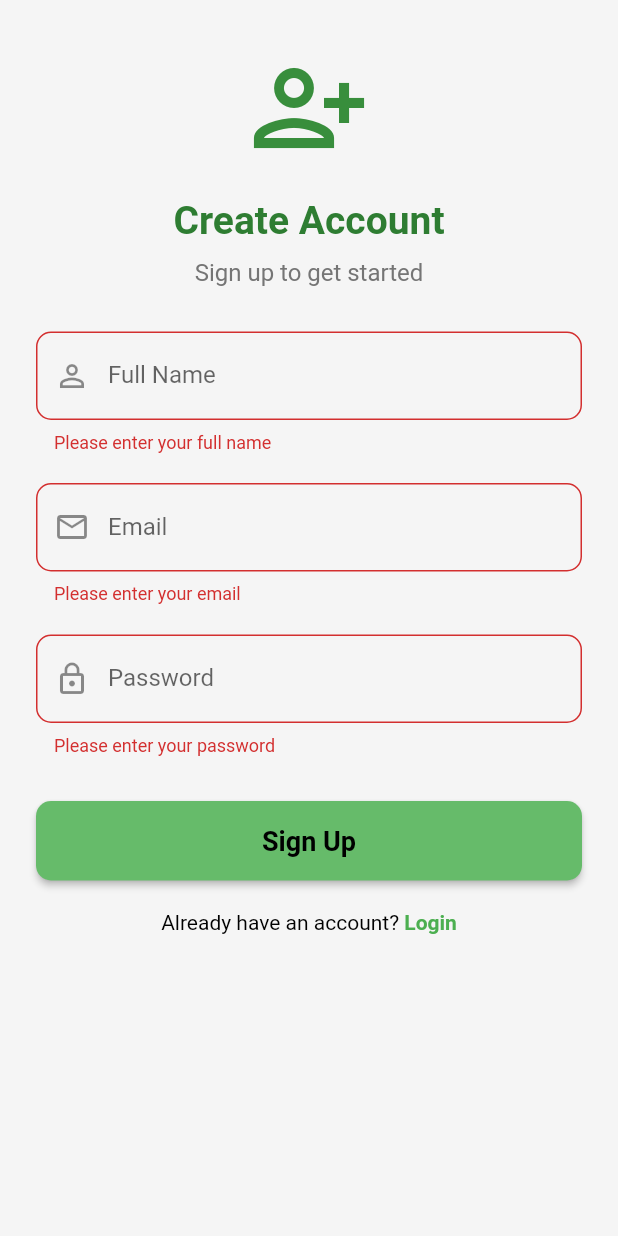
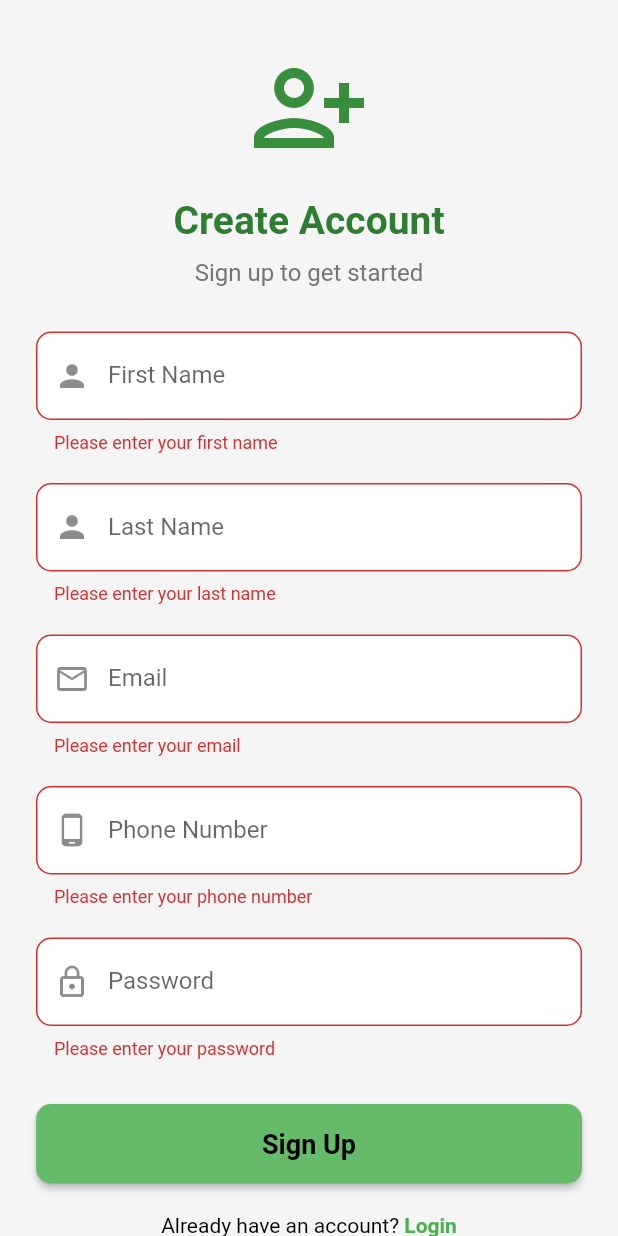
Before and after one commit to Aku-12/Thrill-Quest-Project, a Flutter app: the SignupView screen opened by its route, after a tap on "Sign Up", on a phone screen of 412 x 824 dp. Run offline on Flutter 3.47's test engine with Material 3 defaults, Android fonts, the phone set to English and light mode, and no system bars; our stand-ins replace dartz, dio, equatable, flutter_bloc, get_it, hive_flutter and 2 more; accounts and stored records are empty; Roboto replaces fonts that are missing (Poppins Regular).

Commit message:
updated signup view in presentation layer

```diff
--- a/lib/features/auth/presentation/view/signup_view.dart
+++ b/lib/features/auth/presentation/view/signup_view.dart
@@ -12,28 +12,17 @@ class SignupView extends StatelessWidget {
   @override
   Widget build(BuildContext context) {
     final bloc = context.read<SignupViewModel>();
+    final emailController = TextEditingController();
+    final fNameController = TextEditingController();
+    final lNameController = TextEditingController();
+    final phoneNoController = TextEditingController();
+    final passwordController = TextEditingController();
 
     return Scaffold(
       backgroundColor: Colors.grey[100],
       body: SafeArea(
         child: SingleChildScrollView(
           padding: const EdgeInsets.symmetric(horizontal: 24.0, vertical: 32.0),
-          child: BlocListener<SignupViewModel, SignupState>(
-            listener: (context, state) {
-              if (state.emailFormStatus == EmailFormStatus.failure) {
-                ScaffoldMessenger.of(context).showSnackBar(
-                  SnackBar(content: Text(state.message ?? 'Login Failed!')),
-                );
-                bloc.add(FormReset());
-              } else if (state.emailFormStatus == EmailFormStatus.success) {
-                ScaffoldMessenger.of(context).showSnackBar(
-                  SnackBar(content: Text(state.message ?? 'Login Successful!')),
-                );
-                bloc.add(FormReset());
-
-                Navigator.pushReplacementNamed(context, '/login');
-              }
-            },
           child: Form(
             key: formKey,
             child: Column(
@@ -66,21 +55,26 @@ class SignupView extends StatelessWidget {
                 ),
                 const SizedBox(height: 30),
 
-                  // Full Name
+                // First Name
                 TextFormField(
-                    onChanged:
-                        (fullName) =>
-                            bloc.add(RegisterFullNameChanged(fullName)),
-                    decoration: InputDecoration(
-                      labelText: 'Full Name',
-                      prefixIcon: const Icon(Icons.person_outline),
-                      border: OutlineInputBorder(
-                        borderRadius: BorderRadius.circular(10),
-                      ),
-                    ),
+                  controller: fNameController,
+                  decoration: _inputDecoration('First Name', Icons.person),
                   validator: (value) {
                     if (value == null || value.trim().isEmpty) {
-                        return 'Please enter your full name';
+                      return 'Please enter your first name';
+                    }
+                    return null;
+                  },
+                ),
+                const SizedBox(height: 20),
+
+                // Last Name
+                TextFormField(
+                  controller: lNameController,
+                  decoration: _inputDecoration('Last Name', Icons.person),
+                  validator: (value) {
+                    if (value == null || value.trim().isEmpty) {
+                      return 'Please enter your last name';
                     }
                     return null;
                   },
@@ -89,18 +83,29 @@ class SignupView extends StatelessWidget {
 
                 // Email
                 TextFormField(
-                    onChanged: (email) => bloc.add(RegisterEmailChanged(email)),
+                  controller: emailController,
                   keyboardType: TextInputType.emailAddress,
-                    decoration: InputDecoration(
-                      labelText: 'Email',
-                      prefixIcon: const Icon(Icons.email_outlined),
-                      border: OutlineInputBorder(
-                        borderRadius: BorderRadius.circular(10),
+                  decoration: _inputDecoration('Email', Icons.email_outlined),
+                  validator: (value) {
+                    if (value == null || value.trim().isEmpty) {
+                      return 'Please enter your email';
+                    }
+                    return null;
+                  },
                 ),
+                const SizedBox(height: 20),
+
+                // Phone Number
+                TextFormField(
+                  controller: phoneNoController,
+                  keyboardType: TextInputType.phone,
+                  decoration: _inputDecoration(
+                    'Phone Number',
+                    Icons.phone_android,
                   ),
                   validator: (value) {
-                      if (value == null || value.isEmpty) {
-                        return 'Please enter your email';
+                    if (value == null || value.trim().isEmpty) {
+                      return 'Please enter your phone number';
                     }
                     return null;
                   },
@@ -109,17 +114,9 @@ class SignupView extends StatelessWidget {
 
                 // Password
                 TextFormField(
-                    onChanged:
-                        (password) =>
-                            bloc.add(RegisterPasswordChanged(password)),
+                  controller: passwordController,
                   obscureText: true,
-                    decoration: InputDecoration(
-                      labelText: 'Password',
-                      prefixIcon: const Icon(Icons.lock_outline),
-                      border: OutlineInputBorder(
-                        borderRadius: BorderRadius.circular(10),
-                      ),
-                    ),
+                  decoration: _inputDecoration('Password', Icons.lock_outline),
                   validator: (value) {
                     if (value == null || value.isEmpty) {
                       return 'Please enter your password';
@@ -139,7 +136,16 @@ class SignupView extends StatelessWidget {
                       return ElevatedButton(
                         onPressed: () {
                           if (formKey.currentState!.validate()) {
-                              bloc.add(OnSubmittedEvent(state.email, state.fullName, state.password));
+                            bloc.add(
+                              OnSubmittedEvent(
+                                context,
+                                fNameController.text,
+                                lNameController.text,
+                                emailController.text,
+                                phoneNoController.text,
+                                passwordController.text,
+                              ),
+                            );
                           }
                         },
                         style: ElevatedButton.styleFrom(
@@ -191,7 +197,16 @@ class SignupView extends StatelessWidget {
           ),
         ),
       ),
-      ),
+    );
+  }
+
+  InputDecoration _inputDecoration(String label, IconData icon) {
+    return InputDecoration(
+      labelText: label,
+      prefixIcon: Icon(icon),
+      border: OutlineInputBorder(borderRadius: BorderRadius.circular(10)),
+      filled: true,
+      fillColor: Colors.white,
     );
   }
 }
```
Lines whose indentation alone changed are shown as unchanged.
